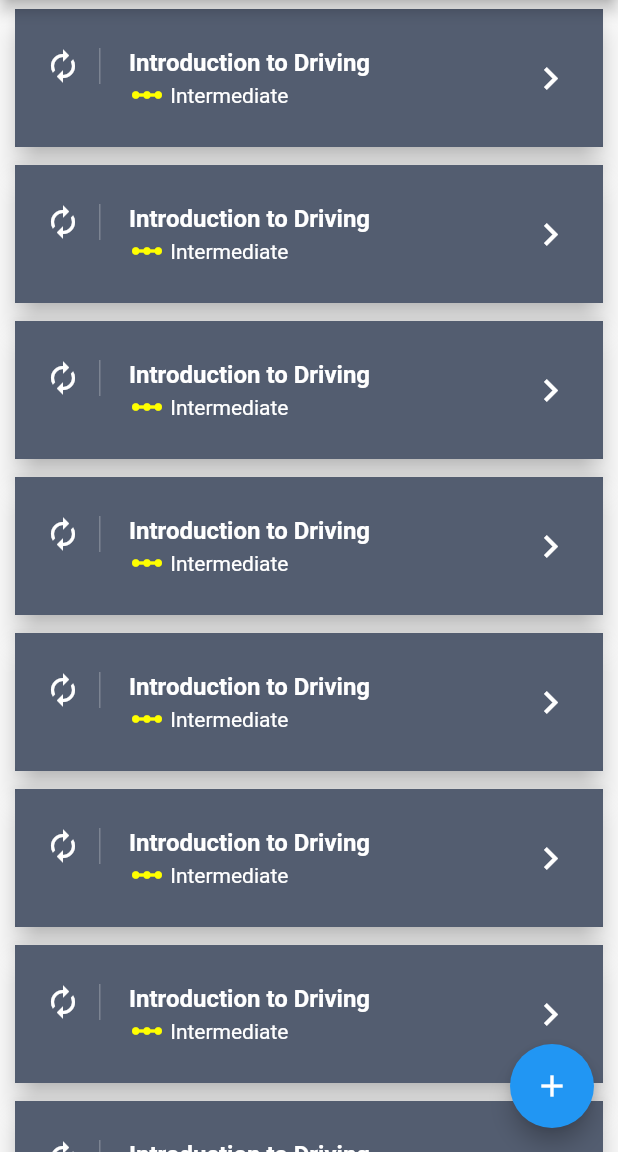
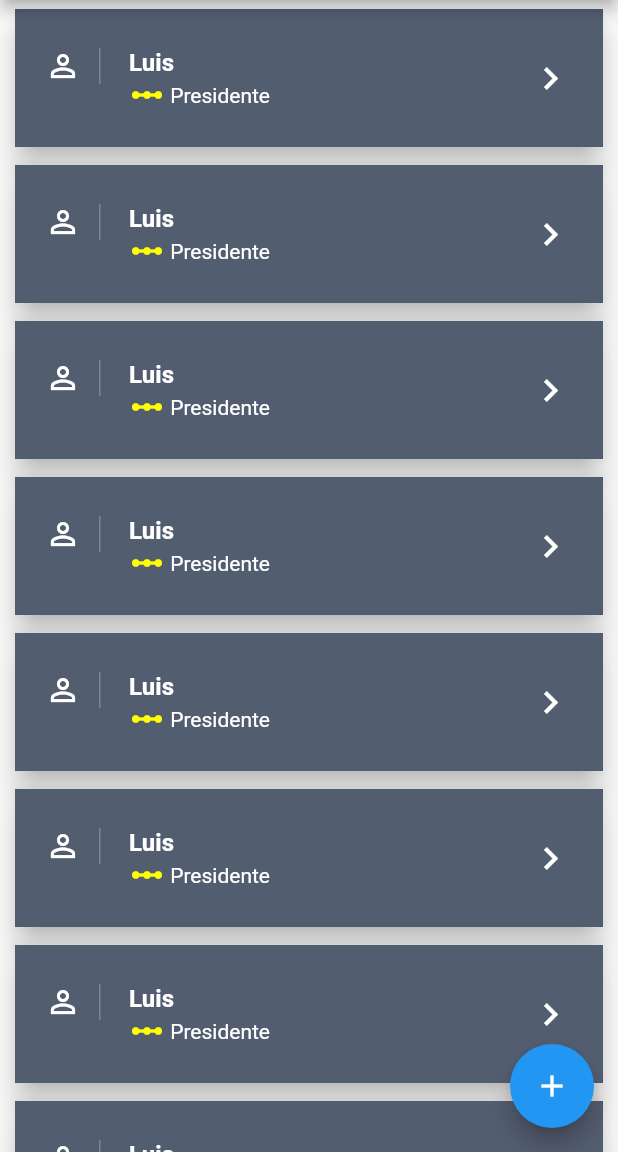
Before and after one commit to lxmw001/savings_app, a Flutter app: the PartnerPage screen opened directly, on a phone screen of 412 x 824 dp, the part 84-1236 px from its top. Run offline on Flutter 3.47's test engine with Material 2 defaults, Android fonts, the phone set to English and light mode, and no system bars; our stand-ins replace flutter_screenutil; network calls fail.

Commit message:
Parther items

```diff
--- a/lib/main.dart
+++ b/lib/main.dart
@@ -20,7 +20,7 @@ class MyApp extends StatelessWidget {
           '/': (BuildContext context) {
             var state = Provider.of<LoginState>(context);
             if (state.isLoggedIn()) {
-              return HomePage(title: "Home");
+              return HomePage();
             } else {
               return LoginPage();
             }
--- a/lib/pages/PartnerPage.dart
+++ b/lib/pages/PartnerPage.dart
@@ -30,7 +30,7 @@ class _PartnerPageState extends State<PartnerPage> {
         itemCount: items.length,
         itemBuilder: (context, index) {
           final item = items[index];
-          return PartnerItem();
+          return PartnerItem(name: 'Luis', position: 'Presidente', onTap: () => {});
         },
       ),
       floatingActionButton: FloatingActionButton(
--- a/lib/widgets/PartnerItem.dart
+++ b/lib/widgets/PartnerItem.dart
@@ -1,11 +1,11 @@
 import 'package:flutter/material.dart';
 
 class PartnerItem extends StatelessWidget {
-  final String text;
-  final IconData icon;
+  final String name;
+  final String position;
   final Function onTap;
 
-  PartnerItem({this.text, this.icon, this.onTap});
+  PartnerItem({this.name, this.position, this.onTap});
 
   @override
   Widget build(BuildContext context) {
@@ -26,16 +26,16 @@ class PartnerItem extends StatelessWidget {
                               width: 1.0, color: Colors.white24)
                       )
                   ),
-                  child: Icon(Icons.autorenew, color: Colors.white),
+                  child: Icon(Icons.person_outline, color: Colors.white),
                 ),
-                title: Text("Introduction to Driving",
+                title: Text(this.name,
                   style: TextStyle(
                       color: Colors.white, fontWeight: FontWeight.bold),
                 ),
                 subtitle: Row(
                   children: <Widget>[
                     Icon(Icons.linear_scale, color: Colors.yellowAccent),
-                    Text(" Intermediate", style: TextStyle(color: Colors.white))
+                    Text(" " + this.position, style: TextStyle(color: Colors.white))
                   ],
                 ),
                 trailing: Icon(Icons.keyboard_arrow_right, color: Colors.white,
--- a/lib/widgets/SideMenu.dart
+++ b/lib/widgets/SideMenu.dart
@@ -23,12 +23,14 @@ class SideMenu extends StatelessWidget {
               text: 'Home',
               icon: Icons.home,
               onTap: () {
+                //back to the main page
                 Navigator.pop(context);
                 Navigator.push(
                     context,
                     MaterialPageRoute(
                         builder: (context) =>
-                            HomePage(title: "Home from menu")));
+                            HomePage())
+                );
               }),
           MenuItem(
               text: 'Socios',
```
Also changed, not shown: lib/pages/HomePage.dart (+1 -17 lines).
